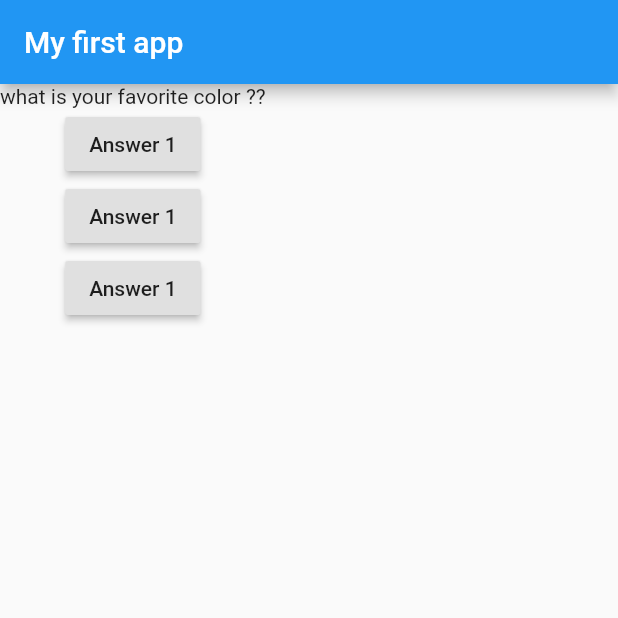
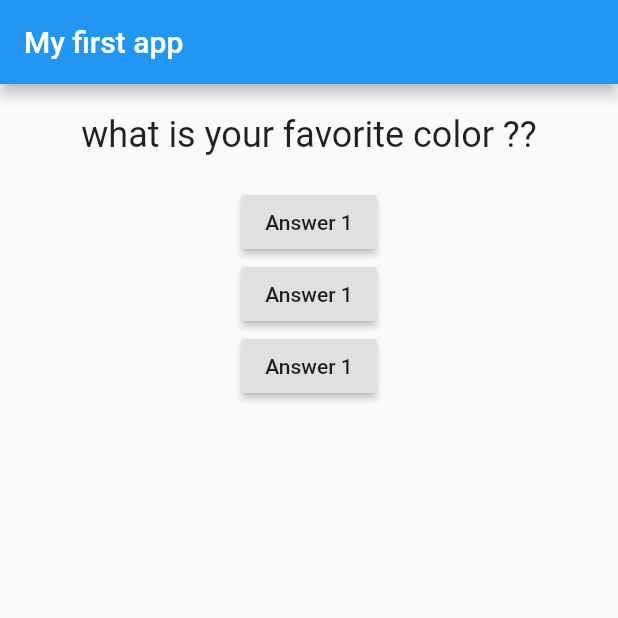
Before and after one commit to kirwa-KO/learn-flutter, a Flutter app: the screen it shows after launch, on a phone screen of 412 x 824 dp, the top half of it. Run offline on Flutter 3.47's test engine with Material 2 defaults, Android fonts, the phone set to English and light mode, and no system bars.

Commit message:
add question widget

```diff
--- a/lib/main.dart
+++ b/lib/main.dart
@@ -1,4 +1,5 @@
 import "package:flutter/material.dart";
+import "./question.dart";
 
 void main() {
   runApp(MyApp());
@@ -37,7 +38,7 @@ class _MyAppState extends State<MyApp> {
       ),
       body: Column(
         children: [
-          Text(_qsts[_qstIndex]),
+          Question(_qsts[_qstIndex]),
           RaisedButton(
             child: Text("Answer 1"),
             onPressed: _answerQuestion,
--- /dev/null
+++ b/lib/question.dart
@@ -0,0 +1,19 @@
+import "package:flutter/material.dart";
+
+class Question extends StatelessWidget {
+  final String questiontext;
+
+  Question(this.questiontext);
+
+  @override
+  Widget build(BuildContext context) {
+    return Container(
+        width: double.infinity,
+        margin: EdgeInsets.all(20),
+        child: Text(
+          this.questiontext,
+          style: TextStyle(fontSize: 24),
+          textAlign: TextAlign.center,
+        ));
+  }
+}
```
